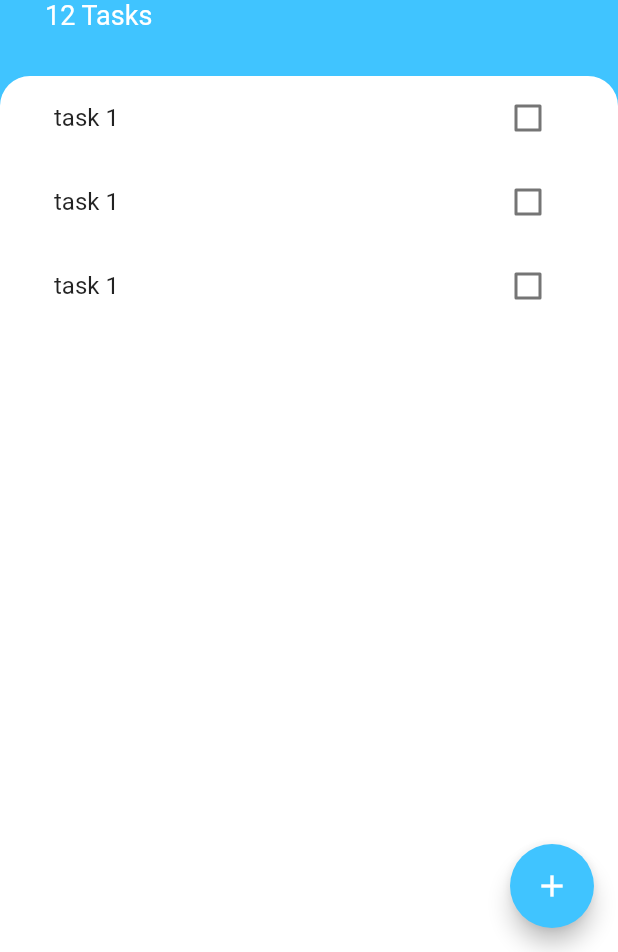
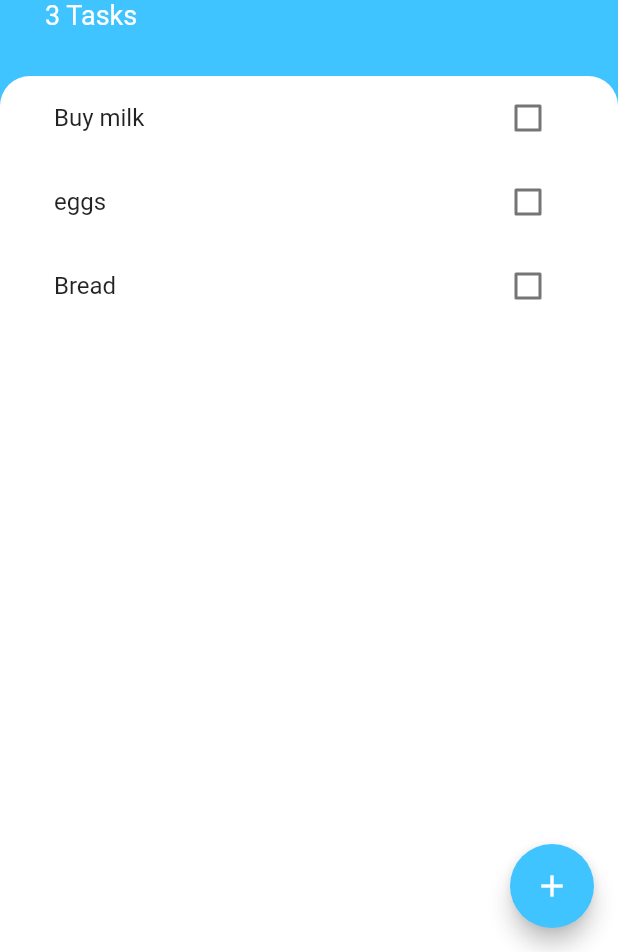
Before and after one commit to Baluds/Todo-app, a Flutter app: the screen it shows after launch, on a phone screen of 412 x 824 dp, the part 284-1236 px from its top. Run offline on Flutter 3.47's test engine with Material 2 defaults, Android fonts, the phone set to English and light mode, and no system bars.

```diff
--- a/lib/Screens/addTaskscreen.dart
+++ b/lib/Screens/addTaskscreen.dart
@@ -1,10 +1,13 @@
+import 'package:Todo/models/task.dart';
+import 'package:Todo/Screens/tasks_screen.dart';
 import 'package:flutter/material.dart';
 
 class AddTaskScreen extends StatelessWidget {
-  const AddTaskScreen({Key key}) : super(key: key);
-
+  AddTaskScreen({this.fb});
+  final Function fb;
   @override
   Widget build(BuildContext context) {
+    String newtext;
     return Container(
       color: Color(0xff757575),
       child: Container(
@@ -30,12 +33,17 @@ class AddTaskScreen extends StatelessWidget {
             TextField(
               autofocus: true,
               textAlign: TextAlign.center,
+              onChanged: (value) {
+                newtext = value;
+              },
             ),
             SizedBox(
               height: MediaQuery.of(context).size.height * 0.007,
             ),
             FlatButton(
-              onPressed: () {},
+              onPressed: () {
+                fb(newtext);
+              },
               child: Text(
                 'Add',
                 style: TextStyle(color: Colors.white),
--- a/lib/Screens/tasks_screen.dart
+++ b/lib/Screens/tasks_screen.dart
@@ -1,8 +1,22 @@
 import 'package:Todo/Screens/addTaskscreen.dart';
+import 'package:Todo/models/task.dart';
 import 'package:Todo/widgets/tasks_lists.dart';
 import 'package:flutter/material.dart';
 
-class TasksScreen extends StatelessWidget {
+class TasksScreen extends StatefulWidget {
+  TasksScreen({Key key}) : super(key: key);
+
+  @override
+  _TasksScreenState createState() => _TasksScreenState();
+}
+
+class _TasksScreenState extends State<TasksScreen> {
+  List<Task> tasks = [
+    Task(name: 'Buy milk'),
+    Task(name: 'eggs'),
+    Task(name: 'Bread'),
+  ];
+  String tasktx;
   @override
   Widget build(BuildContext context) {
     return Scaffold(
@@ -36,7 +50,7 @@ class TasksScreen extends StatelessWidget {
                       fontWeight: FontWeight.w700),
                 ),
                 Text(
-                  '12 Tasks',
+                  tasks.length.toString() + ' Tasks',
                   style: TextStyle(
                     color: Colors.white,
                     fontSize: 18,
@@ -55,7 +69,9 @@ class TasksScreen extends StatelessWidget {
                   topRight: Radius.circular(20),
                 ),
               ),
-              child: TasksList(),
+              child: TasksList(
+                tasks: tasks,
+              ),
             ),
           ),
         ],
@@ -65,7 +81,18 @@ class TasksScreen extends StatelessWidget {
         onPressed: () {
           showModalBottomSheet(
             context: context,
-            builder: (context) => AddTaskScreen(),
+            builder: (context) => AddTaskScreen(
+              fb: (value) {
+                setState(
+                  () {
+                    tasks.add(
+                      Task(name: value),
+                    );
+                  },
+                );
+                Navigator.pop(context);
+              },
+            ),
           );
         },
         child: Icon(Icons.add),
--- /dev/null
+++ b/lib/models/task.dart
@@ -0,0 +1,9 @@
+class Task {
+  final String name;
+  bool isDone;
+  Task({this.name, this.isDone = false});
+
+  void toggleDone() {
+    isDone = !isDone;
+  }
+}
--- a/lib/widgets/task_tile.dart
+++ b/lib/widgets/task_tile.dart
@@ -1,43 +1,24 @@
 import 'package:flutter/material.dart';
 
-class TaskTile extends StatefulWidget {
-  @override
-  _TaskTileState createState() => _TaskTileState();
-}
-
-class _TaskTileState extends State<TaskTile> {
-  bool ischecked = false;
+class TaskTile extends StatelessWidget {
+  final bool ischecked;
+  final String tasktitle;
+  final Function checkboxCallback;
+  TaskTile({this.ischecked, this.tasktitle, this.checkboxCallback});
 
   @override
   Widget build(BuildContext context) {
     return ListTile(
       title: Text(
-        'task 1',
+        tasktitle,
         style: TextStyle(
             decoration: ischecked ? TextDecoration.lineThrough : null),
       ),
-      trailing: TaskCheckbox(
-        checkboxState: ischecked,
-        toggleCheckBoxState: (bool checkBoxState) {
-          setState(() {
-            ischecked = checkBoxState;
-          });
-        },
+      trailing: Checkbox(
+        activeColor: Colors.lightBlueAccent,
+        value: ischecked,
+        onChanged: checkboxCallback,
       ),
     );
   }
 }
-
-class TaskCheckbox extends StatelessWidget {
-  final bool checkboxState;
-  final Function toggleCheckBoxState;
-  TaskCheckbox({this.checkboxState, this.toggleCheckBoxState});
-  @override
-  Widget build(BuildContext context) {
-    return Checkbox(
-      activeColor: Colors.lightBlueAccent,
-      value: checkboxState,
-      onChanged: toggleCheckBoxState,
-    );
-  }
-}
--- a/lib/widgets/tasks_lists.dart
+++ b/lib/widgets/tasks_lists.dart
@@ -1,15 +1,30 @@
+import 'package:Todo/models/task.dart';
 import 'package:Todo/widgets/task_tile.dart';
 import 'package:flutter/material.dart';
 
-class TasksList extends StatelessWidget {
+class TasksList extends StatefulWidget {
+  final List<Task> tasks;
+  TasksList({this.tasks});
+  @override
+  _TasksListState createState() => _TasksListState();
+}
+
+class _TasksListState extends State<TasksList> {
   @override
   Widget build(BuildContext context) {
-    return ListView(
-      children: [
-        TaskTile(),
-        TaskTile(),
-        TaskTile(),
-      ],
+    return ListView.builder(
+      itemBuilder: (context, index) {
+        return TaskTile(
+          tasktitle: widget.tasks[index].name,
+          ischecked: widget.tasks[index].isDone,
+          checkboxCallback: (checkBoxState) {
+            setState(() {
+              widget.tasks[index].toggleDone();
+            });
+          },
+        );
+      },
+      itemCount: widget.tasks.length,
     );
   }
 }
```
